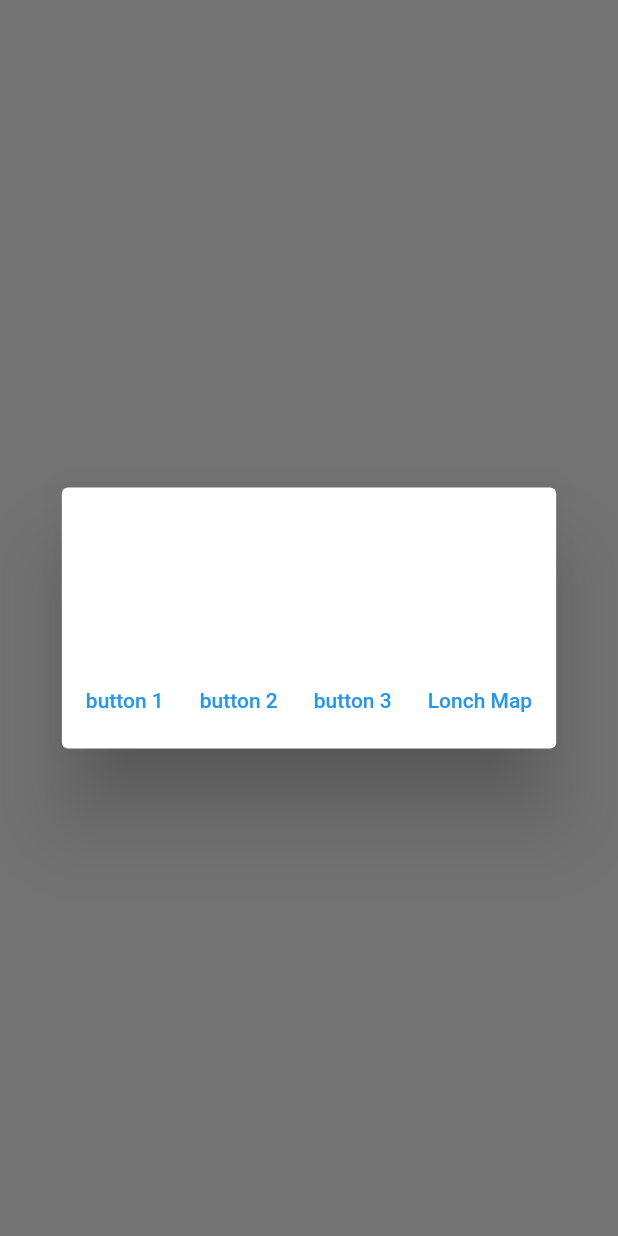
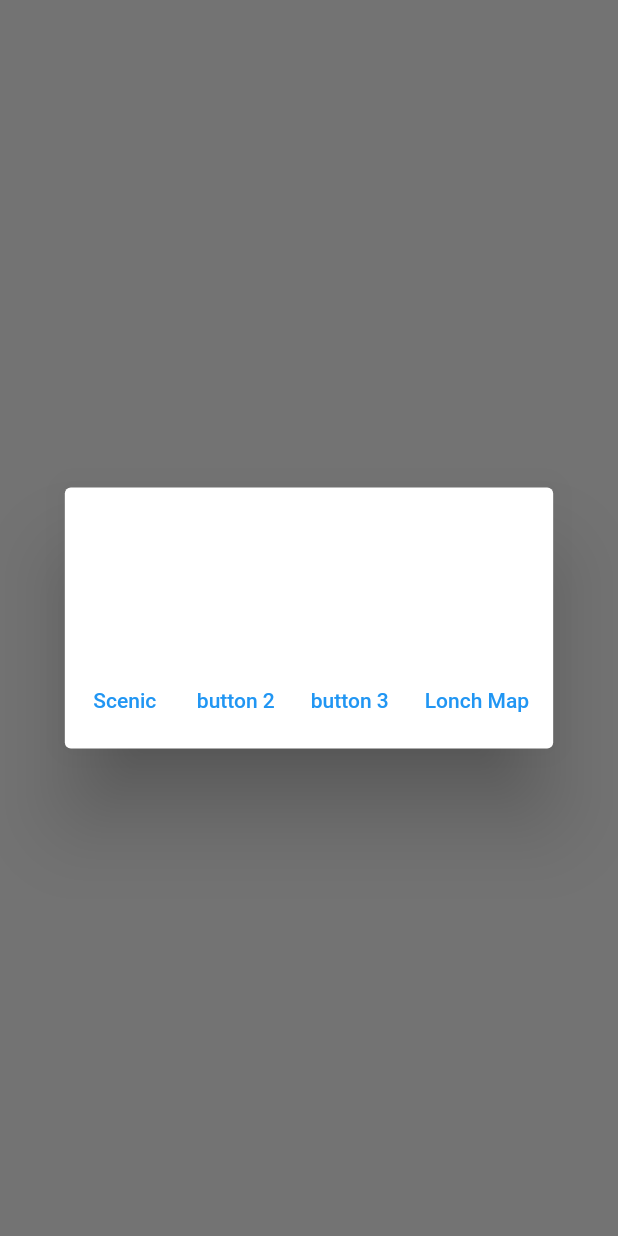
Before and after one commit to meetBOBpatel/TravelAdvisor, a Flutter app: what showAlertDialog() shows on an empty page, opened directly with empty values, after a tap on "Lonch Map", on a phone screen of 412 x 824 dp. Run offline on Flutter 3.47's test engine with Material 2 defaults, Android fonts, the phone set to English and light mode, and no system bars; our stand-ins replace auto_size_text, cloud_firestore, firebase_auth, firebase_core, firebase_database, focused_menu and 3 more; missing offline and left inert: maps_launcher; accounts and stored records are empty.

Commit message:
minor changes

```diff
--- a/lib/HomePage.dart
+++ b/lib/HomePage.dart
@@ -9,7 +9,10 @@ import 'package:travel_advisor/MapPage.dart';
 import 'package:travel_advisor/ReadData.dart';
 import 'package:travel_advisor/SavePage.dart';
 import 'package:firebase_database/firebase_database.dart';
+import 'package:travel_advisor/ScenicPages.dart';
 import 'package:travel_advisor/UploadData.dart';
+
+import 'NavigatorTab.dart';
 
 class HomePage extends StatefulWidget {
   HomePage({this.app});
@@ -21,9 +24,17 @@ class HomePage extends StatefulWidget {
 
 showAlertDialog(
     BuildContext context, String title, String details, double L1, double L2) {
+  Map<String, GlobalKey<NavigatorState>> _navigatorKeys = {
+    "HomePage": GlobalKey<NavigatorState>(),
+    "mapPage": GlobalKey<NavigatorState>(),
+    "savePage": GlobalKey<NavigatorState>(),
+    "scenicPage": GlobalKey<NavigatorState>(),
+    "settingsPage": GlobalKey<NavigatorState>(),
+  };
+
   // set up the buttons
   Widget b1 = TextButton(
-    child: Text("button 1"),
+    child: Text("Scenic"),
     onPressed: () {},
   );
   Widget b2 = TextButton(
@@ -37,7 +48,7 @@ showAlertDialog(
   Widget b4 = TextButton(
     child: Text("Lonch Map"),
     onPressed: () {
-      MapsLauncher.launchCoordinates(L1, L2);
+      MapsLauncher.launchCoordinates(L1, L2, title);
     },
   );
 
@@ -61,7 +72,8 @@ showAlertDialog(
   );
 }
 
-class _HomePageState extends State<HomePage> {
+class _HomePageState extends State<HomePage>
+    with SingleTickerProviderStateMixin {
   final refDatabase = FirebaseDatabase.instance;
 
   @override
--- a/lib/main.dart
+++ b/lib/main.dart
@@ -131,6 +131,10 @@ class _MyBottomNavigationBarState extends State<MyBottomNavigationBar> {
     }
   }
 
+  void callOnTap(String page, int index) {
+    return onTappedBar(page, index);
+  }
+
   Widget _buildOffstageNavigator(String tabItem) {
     return Offstage(
       offstage: currentPage != tabItem,
```
